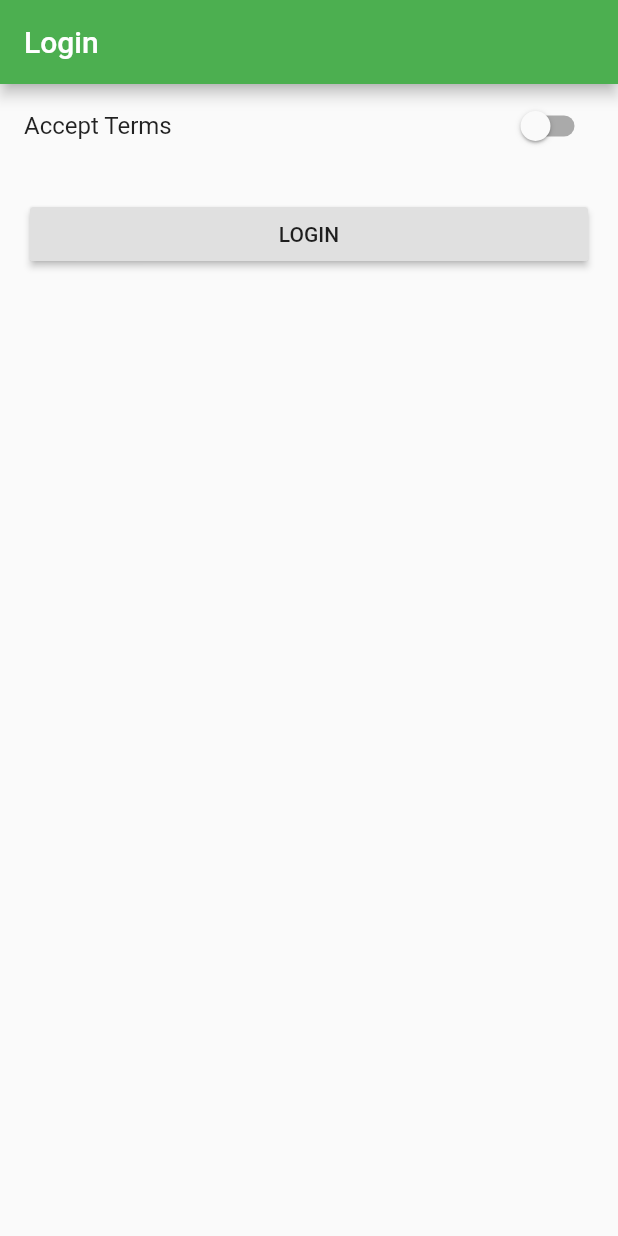
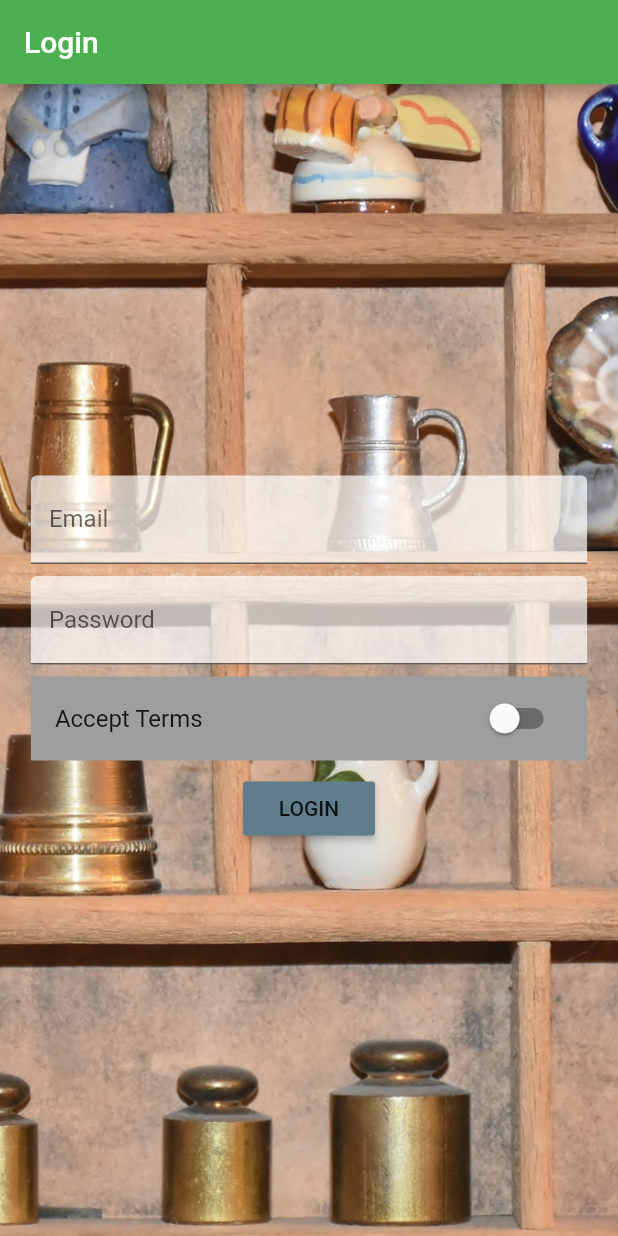
Before and after one commit to sronast/easylist, a Flutter app: the screen it shows after launch, on a phone screen of 412 x 824 dp. Run offline on Flutter 3.47's test engine with Material 2 defaults, Android fonts, the phone set to English and light mode, and no system bars.

Commit message:
major ui changes

```diff
--- a/lib/app.dart
+++ b/lib/app.dart
@@ -28,7 +28,7 @@ class _MyAppState extends State<MyApp> {
   Widget build(BuildContext context) {
     return MaterialApp(
       theme:
-          ThemeData(primarySwatch: Colors.green, accentColor: Colors.blueGrey),
+          ThemeData(primarySwatch: Colors.green, accentColor: Colors.blueGrey, buttonColor: Colors.blueGrey),
       home: AuthPage(),
       debugShowCheckedModeBanner: false,
       //named routes
--- a/lib/pages/auth.dart
+++ b/lib/pages/auth.dart
@@ -10,34 +10,80 @@ class AuthPage extends StatefulWidget {
 class _AuthPageState extends State<AuthPage> {
   bool _accept = false;
 
+  DecorationImage _buildBackgroundImage() {
+    return DecorationImage(
+        colorFilter:
+            ColorFilter.mode(Colors.black.withOpacity(0.95), BlendMode.dstATop),
+        fit: BoxFit.cover,
+        image: AssetImage('assets/background.jpg'));
+  }
+
+  Widget _buildEmailTextField() {
+    return TextField(
+      decoration: InputDecoration(
+          labelText: 'Email', fillColor: Colors.white70, filled: true),
+    );
+  }
+
+  Widget _buildPasswordTextField() {
+    return TextField(
+      decoration: InputDecoration(
+          labelText: 'Password', filled: true, fillColor: Colors.white70),
+    );
+  }
+
+  Widget _buildSwitchListTile() {
+    return Container(
+      decoration: BoxDecoration(color: Colors.grey),
+      child: SwitchListTile(
+        title: Text('Accept Terms'),
+        value: _accept,
+        onChanged: (bool value) {
+          setState(() {
+            _accept = value;
+          });
+        },
+      ),
+    );
+  }
+
+  void _submitForm() {
+    Navigator.pushReplacementNamed(context, '/products');
+  }
+
   Widget build(BuildContext context) {
+    final double _deviceWidth = MediaQuery.of(context).size.width;
+    final double _targetWidth =
+        _deviceWidth > 550.0 ? 400.0 : _deviceWidth * .9;
+
     return Scaffold(
       appBar: AppBar(
         title: Text('Login'),
       ),
       body: Container(
-        child: ListView(
-          children: <Widget>[
-            SwitchListTile(
-              title: Text('Accept Terms'),
-              value: _accept,
-              onChanged: (bool value) {
-                setState(() {
-                  _accept = value;
-                });
-                _accept = value;
-              },
+        padding: EdgeInsets.all(10.0),
+        decoration: BoxDecoration(image: _buildBackgroundImage()),
+        child: Center(
+          // width: 200.0,
+          child: SingleChildScrollView(
+            child: Container(
+              width: _targetWidth,
+              child: Column(
+                children: <Widget>[
+                  _buildEmailTextField(),
+                  SizedBox(height: 8.0),
+                  _buildPasswordTextField(),
+                  SizedBox(height: 8.0),
+                  _buildSwitchListTile(),
+                  SizedBox(height: 8.0),
+                  Container(
+                    child: RaisedButton(
+                        child: Text('LOGIN'), onPressed: _submitForm),
+                  )
+                ],
+              ),
             ),
-            Container(
-              margin: EdgeInsets.all(20.0),
-              child: RaisedButton(
-                child: Text('LOGIN'),
-                onPressed: () {
-                  Navigator.pushReplacementNamed(context, '/products');
-                },
-              ),
-            )
-          ],
+          ),
         ),
       ),
     );
--- a/pubspec.yaml
+++ b/pubspec.yaml
@@ -41,6 +41,7 @@ flutter:
   # To add assets to your application, add an assets section, like this:
   assets:
     - assets/fruits.png
+    - assets/background.jpg
   # An image asset can refer to one or more resolution-specific "variants", see
   # https://flutter.dev/assets-and-images/#resolution-aware.
   # For details regarding adding assets from package dependencies, see
```
Also changed, not shown: lib/pages/product.dart (+34 -3 lines), lib/pages/product_create.dart (+44 -31 lines), lib/pages/products.dart (+15 -6 lines), lib/pages/products_admin.dart (+11 -6 lines), lib/src/product_manager.dart (deleted, +0 -18 lines), lib/src/products.dart (deleted, +0 -81 lines), lib/widgets/products/address_tag.dart (added, +16 -0 lines), lib/widgets/products/price_tag.dart (added, +18 -0 lines), lib/widgets/products/product_card.dart (added, +59 -0 lines), lib/widgets/products/products.dart (added, +29 -0 lines), lib/widgets/ui_elements/title_default.dart (added, +14 -0 lines), assets/background.jpg (added).
